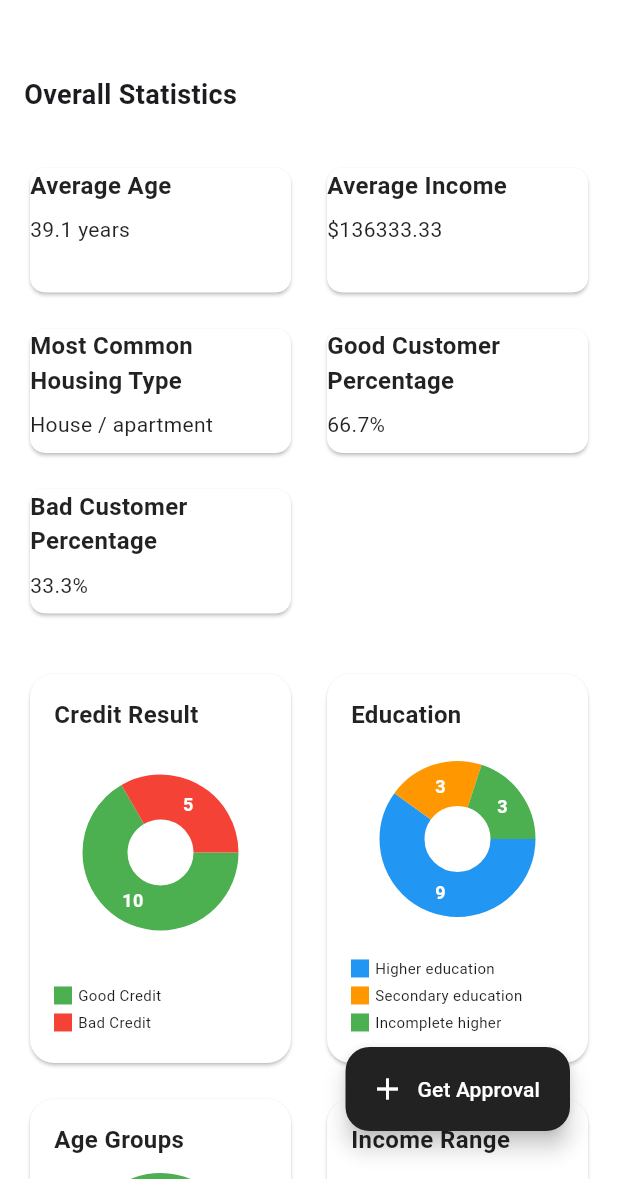
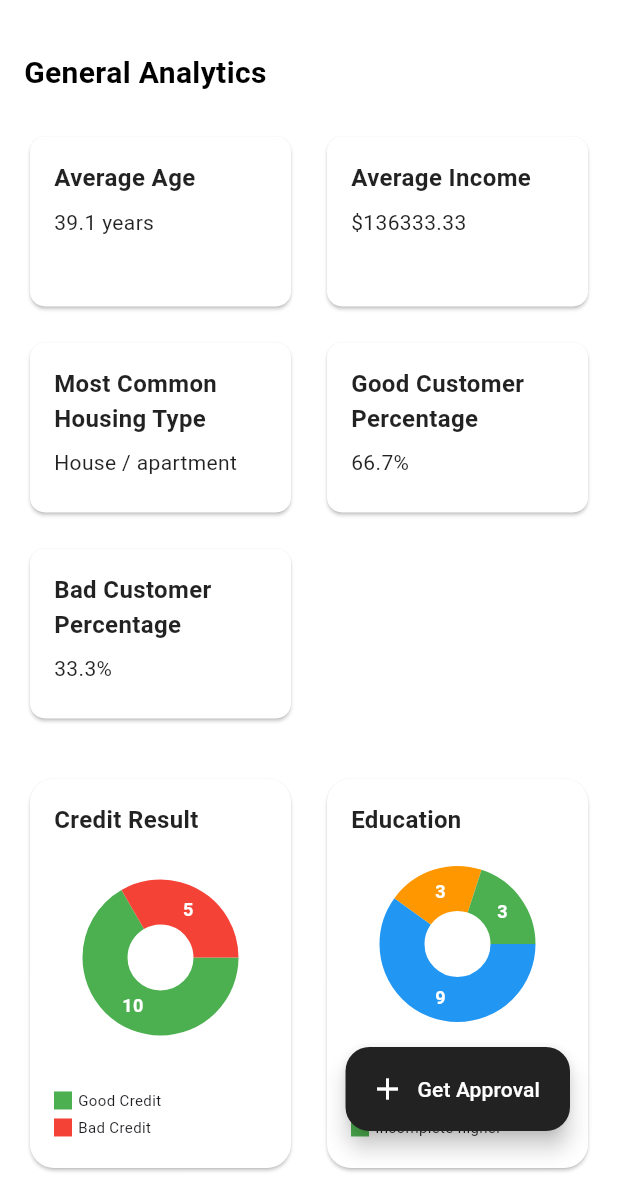
Before and after one commit to MohdSameer4532/MeeranaBanking, a Flutter app: the CreditHomePage screen opened directly, on a phone screen of 412 x 824 dp, the part 57-1236 px from its top. Run offline on Flutter 3.47's test engine with Material 3 defaults, Android fonts, the phone set to English and light mode, and no system bars; drawn by our look-alikes of fl_chart.

Commit message:
updated general analtics

```diff
--- a/lib/Credit Approval/credit_home_page.dart
+++ b/lib/Credit Approval/credit_home_page.dart
@@ -59,21 +59,26 @@ class _CreditHomePageState extends State<CreditHomePage> {
           children: [
             SizedBox(height: 16),
             Padding(
-              padding: const EdgeInsets.all(16.0),
+              padding: const EdgeInsets.symmetric(horizontal: 16.0),
               child: Text(
-                'Overall Statistics',
-                style: TextStyle(fontSize: 18, fontWeight: FontWeight.bold),
+                'General Analytics',
+                style: TextStyle(
+                  fontSize: 20,
+                  fontWeight: FontWeight.bold,
+                  color: Colors.black,
                 ),
               ),
+            ),
+            SizedBox(height: 8),
             Padding(
               padding: const EdgeInsets.all(16.0),
               child: GridView.count(
                 shrinkWrap: true,
                 physics: NeverScrollableScrollPhysics(),
                 crossAxisCount: 2,
-                childAspectRatio: 2,
                 mainAxisSpacing: 16,
                 crossAxisSpacing: 16,
+                childAspectRatio: 1.5,
                 children: [
                   _buildStatisticCard('Average Age', '${averageAge?.toStringAsFixed(1) ?? 'N/A'} years'),
                   _buildStatisticCard('Average Income', '\$${averageIncome?.toStringAsFixed(2) ?? 'N/A'}'),
@@ -162,7 +167,7 @@ class _CreditHomePageState extends State<CreditHomePage> {
       shape: RoundedRectangleBorder(borderRadius: BorderRadius.circular(10)),
       color: Colors.white,
       child: Padding(
-        padding: const EdgeInsets.all(0),
+        padding: const EdgeInsets.all(16.0),
         child: Column(
           crossAxisAlignment: CrossAxisAlignment.start,
           children: [
@@ -267,59 +272,92 @@ class _CreditHomePageState extends State<CreditHomePage> {
       PieChartData(
         sectionsSpace: 0,
         centerSpaceRadius: 22,
-        sections: educationData.entries.map((entry) {
-          Color color = _getEducationColor(entry.key);
-          return PieChartSectionData(
-            color: color,
+        sections: educationData.entries
+            .map((entry) => PieChartSectionData(
+                  color: _getCategoryColor(entry.key),
                   value: entry.value.toDouble(),
                   title: entry.value.toString(),
                   radius: 30,
                   titleStyle: TextStyle(
-                fontSize: 12, fontWeight: FontWeight.bold, color: Colors.white),
-          );
-        }).toList(),
+                      fontSize: 12,
+                      fontWeight: FontWeight.bold,
+                      color: Colors.white),
+                ))
+            .toList(),
       ),
     );
   }
 
   Widget _buildAgeGroupChart() {
-    Map<String, int> ageGroupData = _calculateAgeGroupData();
+    Map<String, int> ageGroups = {
+      '20-29': 0,
+      '30-39': 0,
+      '40-49': 0,
+      '50+': 0,
+    };
+    for (var person in people) {
+      if (person.yearsBirth >= 20 && person.yearsBirth < 30) {
+        ageGroups['20-29'] = ageGroups['20-29']! + 1;
+      } else if (person.yearsBirth >= 30 && person.yearsBirth < 40) {
+        ageGroups['30-39'] = ageGroups['30-39']! + 1;
+      } else if (person.yearsBirth >= 40 && person.yearsBirth < 50) {
+        ageGroups['40-49'] = ageGroups['40-49']! + 1;
+      } else if (person.yearsBirth >= 50) {
+        ageGroups['50+'] = ageGroups['50+']! + 1;
+      }
+    }
     return PieChart(
       PieChartData(
         sectionsSpace: 0,
         centerSpaceRadius: 22,
-        sections: ageGroupData.entries.map((entry) {
-          Color color = _getAgeGroupColor(entry.key);
-          return PieChartSectionData(
-            color: color,
+        sections: ageGroups.entries
+            .map((entry) => PieChartSectionData(
+                  color: _getAgeGroupColor(entry.key),
                   value: entry.value.toDouble(),
                   title: entry.value.toString(),
                   radius: 30,
                   titleStyle: TextStyle(
-                fontSize: 12, fontWeight: FontWeight.bold, color: Colors.white),
-          );
-        }).toList(),
+                      fontSize: 12,
+                      fontWeight: FontWeight.bold,
+                      color: Colors.white),
+                ))
+            .toList(),
       ),
     );
   }
 
   Widget _buildIncomeRangeChart() {
-    Map<String, int> incomeRangeData = _calculateIncomeRangeData();
+    Map<String, int> incomeRanges = {
+      'Low': 0,
+      'Medium': 0,
+      'High': 0,
+    };
+    for (var person in people) {
+      if (person.annualIncome < 50000) {
+        incomeRanges['Low'] = incomeRanges['Low']! + 1;
+      } else if (person.annualIncome >= 50000 &&
+          person.annualIncome < 100000) {
+        incomeRanges['Medium'] = incomeRanges['Medium']! + 1;
+      } else {
+        incomeRanges['High'] = incomeRanges['High']! + 1;
+      }
+    }
     return PieChart(
       PieChartData(
         sectionsSpace: 0,
         centerSpaceRadius: 22,
-        sections: incomeRangeData.entries.map((entry) {
-          Color color = _getIncomeRangeColor(entry.key);
-          return PieChartSectionData(
-            color: color,
+        sections: incomeRanges.entries
+            .map((entry) => PieChartSectionData(
+                  color: _getIncomeRangeColor(entry.key),
                   value: entry.value.toDouble(),
                   title: entry.value.toString(),
                   radius: 30,
                   titleStyle: TextStyle(
-                fontSize: 12, fontWeight: FontWeight.bold, color: Colors.white),
-          );
-        }).toList(),
+                      fontSize: 12,
+                      fontWeight: FontWeight.bold,
+                      color: Colors.white),
+                ))
+            .toList(),
       ),
     );
   }
@@ -331,17 +369,18 @@ class _CreditHomePageState extends State<CreditHomePage> {
       PieChartData(
         sectionsSpace: 0,
         centerSpaceRadius: 22,
-        sections: familyStatusData.entries.map((entry) {
-          Color color = _getFamilyStatusColor(entry.key);
-          return PieChartSectionData(
-            color: color,
+        sections: familyStatusData.entries
+            .map((entry) => PieChartSectionData(
+                  color: _getFamilyStatusColor(entry.key),
                   value: entry.value.toDouble(),
                   title: entry.value.toString(),
                   radius: 30,
                   titleStyle: TextStyle(
-                fontSize: 12, fontWeight: FontWeight.bold, color: Colors.white),
-          );
-        }).toList(),
+                      fontSize: 12,
+                      fontWeight: FontWeight.bold,
+                      color: Colors.white),
+                ))
+            .toList(),
       ),
     );
   }
@@ -353,65 +392,32 @@ class _CreditHomePageState extends State<CreditHomePage> {
       PieChartData(
         sectionsSpace: 0,
         centerSpaceRadius: 22,
-        sections: housingTypeData.entries.map((entry) {
-          Color color = _getHousingTypeColor(entry.key);
-          return PieChartSectionData(
-            color: color,
+        sections: housingTypeData.entries
+            .map((entry) => PieChartSectionData(
+                  color: _getHousingTypeColor(entry.key),
                   value: entry.value.toDouble(),
                   title: entry.value.toString(),
                   radius: 30,
                   titleStyle: TextStyle(
-                fontSize: 12, fontWeight: FontWeight.bold, color: Colors.white),
-          );
-        }).toList(),
+                      fontSize: 12,
+                      fontWeight: FontWeight.bold,
+                      color: Colors.white),
+                ))
+            .toList(),
       ),
     );
   }
 
   Map<String, int> _calculateCategoryData(List<String> categories) {
-    Map<String, int> categoryCounts = {};
+    Map<String, int> categoryData = {};
     for (var category in categories) {
-      categoryCounts[category] = (categoryCounts[category] ?? 0) + 1;
+      categoryData[category] = (categoryData[category] ?? 0) + 1;
     }
-    return categoryCounts;
+    return categoryData;
   }
 
-  Map<String, int> _calculateAgeGroupData() {
-    Map<String, int> ageGroupCounts = {};
-    for (var person in people) {
-      String ageGroup;
-      if (person.yearsBirth < 30) {
-        ageGroup = '20-29';
-      } else if (person.yearsBirth < 40) {
-        ageGroup = '30-39';
-      } else if (person.yearsBirth < 50) {
-        ageGroup = '40-49';
-      } else {
-        ageGroup = '50+';
-      }
-      ageGroupCounts[ageGroup] = (ageGroupCounts[ageGroup] ?? 0) + 1;
-    }
-    return ageGroupCounts;
-  }
-
-  Map<String, int> _calculateIncomeRangeData() {
-    Map<String, int> incomeRangeCounts = {};
-    for (var person in people) {
-      String incomeRange;
-      if (person.annualIncome < 50000) {
-        incomeRange = 'Low';
-      } else if (person.annualIncome < 100000) {
-        incomeRange = 'Medium';
-      } else {
-        incomeRange = 'High';
-      }
-      incomeRangeCounts[incomeRange] = (incomeRangeCounts[incomeRange] ?? 0) + 1;
-    }
-    return incomeRangeCounts;
-  }
-
-  Color _getEducationColor(String educationType) {
-    switch (educationType) {
+  Color _getCategoryColor(String category) {
+    switch (category) {
       case 'Higher education':
         return Colors.blue;
       case 'Secondary education':
@@ -438,8 +444,8 @@ class _CreditHomePageState extends State<CreditHomePage> {
     }
   }
 
-  Color _getIncomeRangeColor(String incomeRange) {
-    switch (incomeRange) {
+  Color _getIncomeRangeColor(String range) {
+    switch (range) {
       case 'Low':
         return Colors.blue;
       case 'Medium':
@@ -451,8 +457,8 @@ class _CreditHomePageState extends State<CreditHomePage> {
     }
   }
 
-  Color _getFamilyStatusColor(String familyStatus) {
-    switch (familyStatus) {
+  Color _getFamilyStatusColor(String status) {
+    switch (status) {
       case 'Married':
         return Colors.blue;
       case 'Single':
@@ -466,8 +472,8 @@ class _CreditHomePageState extends State<CreditHomePage> {
     }
   }
 
-  Color _getHousingTypeColor(String housingType) {
-    switch (housingType) {
+  Color _getHousingTypeColor(String type) {
+    switch (type) {
       case 'House / apartment':
         return Colors.blue;
       case 'With parents':
```
Lines whose indentation alone changed are shown as unchanged.
